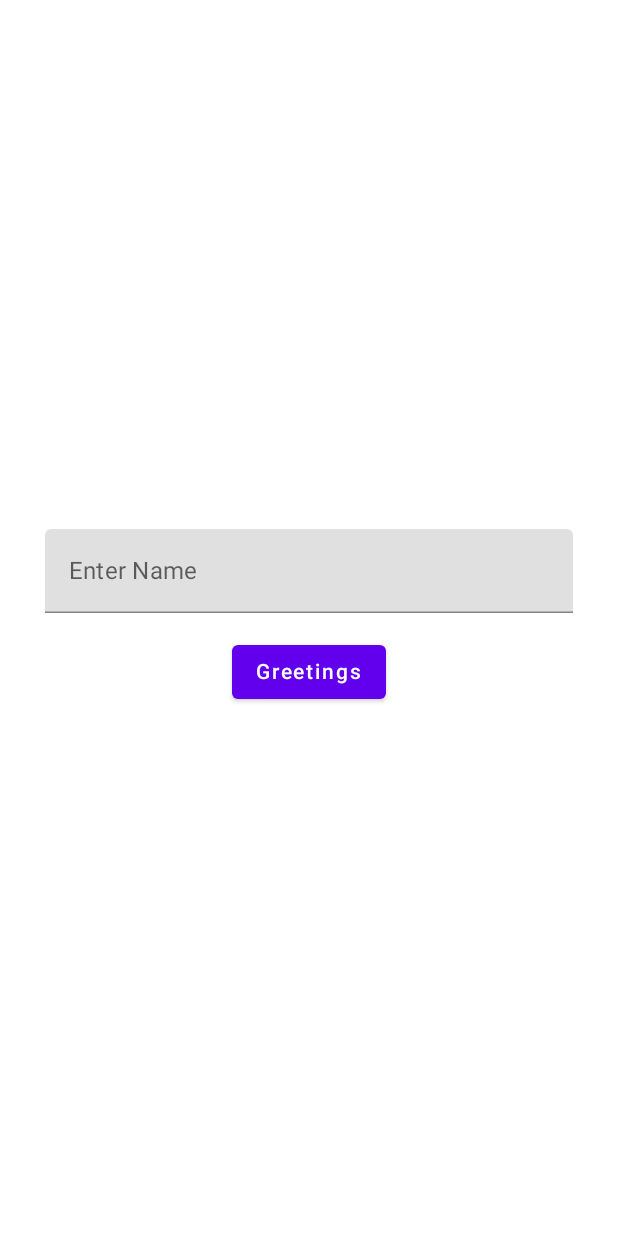
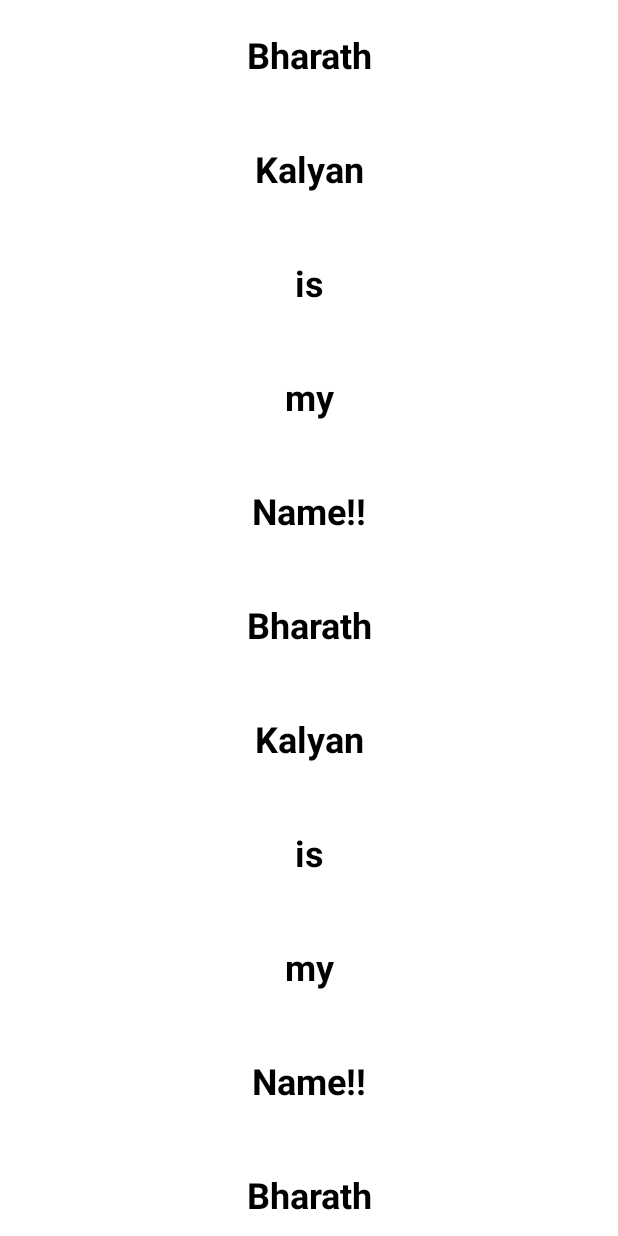
Before and after one commit to bharathkalyans/JetPackCompose, an Android app built with Jetpack Compose: the screen it shows after launch (MainActivity), on a phone screen of 412 x 824 dp. Run offline under Robolectric (Android 15) with nearby library versions, the phone set to English and light mode, and no system bars.

```diff
--- a/app/src/main/java/com/example/demoapp/MainActivity.kt
+++ b/app/src/main/java/com/example/demoapp/MainActivity.kt
@@ -3,13 +3,18 @@ package com.example.demoapp
 import android.os.Bundle
 import androidx.activity.ComponentActivity
 import androidx.activity.compose.setContent
+import androidx.compose.foundation.gestures.scrollable
 import androidx.compose.foundation.layout.*
+import androidx.compose.foundation.lazy.LazyColumn
+import androidx.compose.foundation.lazy.itemsIndexed
+import androidx.compose.foundation.rememberScrollState
+import androidx.compose.foundation.verticalScroll
 import androidx.compose.material.*
-import androidx.compose.runtime.mutableStateOf
-import androidx.compose.runtime.*
-import androidx.compose.ui.Alignment
 import androidx.compose.ui.Modifier
+import androidx.compose.ui.text.font.FontWeight
+import androidx.compose.ui.text.style.TextAlign
 import androidx.compose.ui.unit.dp
+import androidx.compose.ui.unit.sp
 import kotlinx.coroutines.launch
 
 
@@ -17,50 +22,72 @@ class MainActivity : ComponentActivity() {
     override fun onCreate(savedInstanceState: Bundle?) {
         super.onCreate(savedInstanceState)
         setContent {
-            val scaffoldState = rememberScaffoldState()
-            var textFieldState by remember {
-                mutableStateOf("")
-            }
-            val scope = rememberCoroutineScope()
 
-            Scaffold(
-                modifier = Modifier.fillMaxSize(),
-                scaffoldState = scaffoldState
-            ) {
-                Column(
-                    horizontalAlignment = Alignment.CenterHorizontally,
-                    verticalArrangement = Arrangement.Center,
-                    modifier = Modifier
-                        .fillMaxSize()
-                        .padding(30.dp)
-                ) {
-                    TextField(
-                        value = textFieldState,
-                        label = {
-                            Text(text = "Enter Name")
-                        },
-                        onValueChange = {
-                            textFieldState = it
-                        },
-                        singleLine = true,
-                        modifier = Modifier.fillMaxWidth()
+            LazyColumn {
+                itemsIndexed(
+                    listOf(
+                        "Bharath",
+                        "Kalyan",
+                        "is",
+                        "my",
+                        "Name!!",
+                        "Bharath",
+                        "Kalyan",
+                        "is",
+                        "my",
+                        "Name!!",
+                        "Bharath",
+                        "Kalyan",
+                        "is",
+                        "my",
+                        "Name!!",
+                        "Bharath",
+                        "Kalyan",
+                        "is",
+                        "my",
+                        "Name!!"
                     )
-                    Spacer(modifier = Modifier.height(15.dp))
-                    Button(
-                        onClick = {
-                            scope.launch {
-                                scaffoldState
-                                    .snackbarHostState
-                                    .showSnackbar("Hello $textFieldState")
-                            }
-                        },
-
-                    ) {
-                        Text(text = "Greetings")
-                    }
+                ) { index, string ->
+                    Text(
+                        text = string,
+                        fontSize = 24.sp,
+                        fontWeight = FontWeight.Bold,
+                        textAlign = TextAlign.Center,
+                        modifier = Modifier
+                            .fillMaxWidth()
+                            .padding(24.dp)
+                    )
+                }
+                items(5000) {
+                    Text(
+                        text = "Item $it",
+                        fontSize = 24.sp,
+                        fontWeight = FontWeight.Bold,
+                        textAlign = TextAlign.Center,
+                        modifier = Modifier
+                            .fillMaxWidth()
+                            .padding(24.dp)
+                    )
                 }
             }
 
+            //Not good as Performance wise as all Items are loaded on start time!
+            /*val scrollState = rememberScrollState()
+            Column(
+                modifier = Modifier.verticalScroll(scrollState)
+            ) {
+                for (i in 1..51) {
+                    Text(
+                        text = "Item $i",
+                        fontSize = 24.sp,
+                        fontWeight = FontWeight.Bold,
+                        textAlign = TextAlign.Center,
+                        modifier = Modifier
+                            .fillMaxWidth()
+                            .padding(24.dp)
+                    )
+                }
+            }*/
         }
 
     }
```
